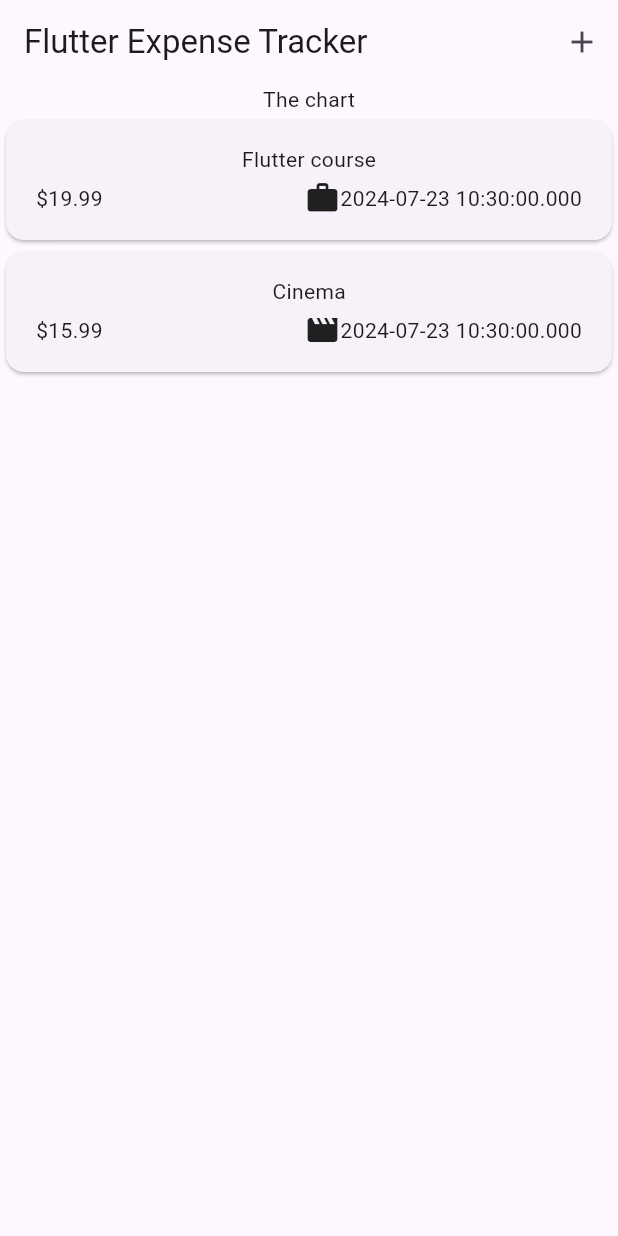
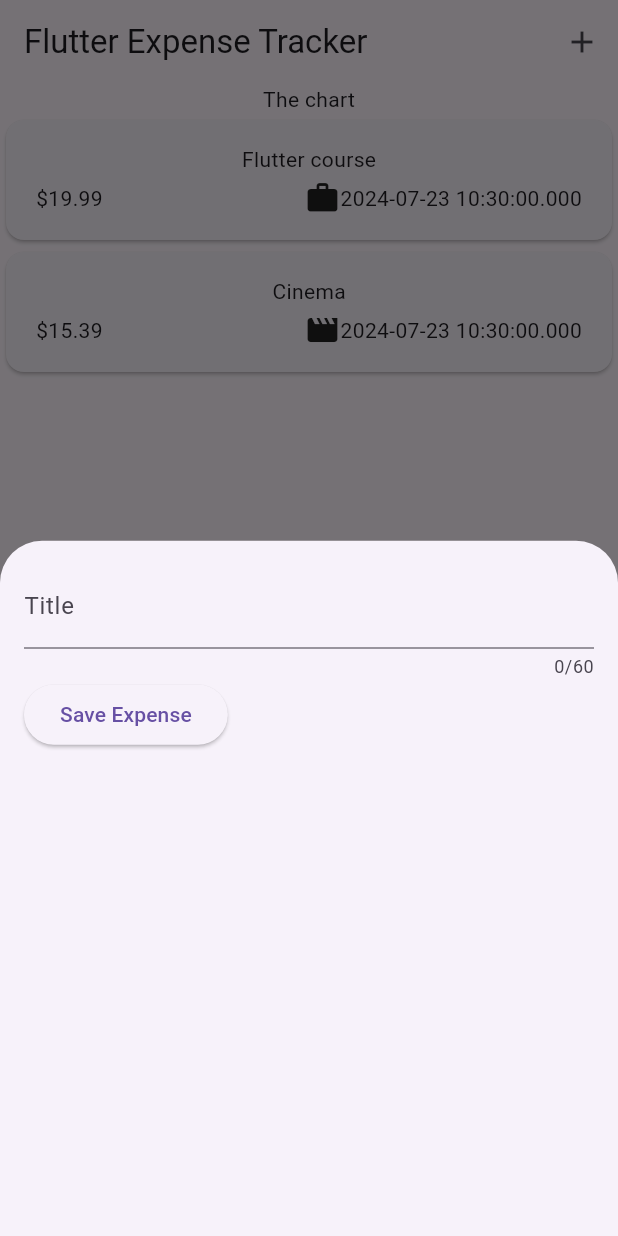
Before and after one commit to Shahmahdi/expense_tracker_flutter, a Flutter app: the screen it shows after launch, after a tap on the "add" icon, on a phone screen of 412 x 824 dp. Run offline on Flutter 3.47's test engine with Material 3 defaults, Android fonts, the phone set to English and light mode, and no system bars.

Commit message:
expense form added

```diff
--- a/lib/main.dart
+++ b/lib/main.dart
@@ -1,4 +1,4 @@
-import 'package:expense_tracker/widgets/expenses.dart';
+import 'package:expense_tracker/widgets/expenses/expenses.dart';
 import 'package:flutter/material.dart';
 
 void main() {
--- a/lib/widgets/expenses.dart
+++ b/lib/widgets/expenses/expenses.dart
@@ -1,5 +1,6 @@
-import 'package:expense_tracker/widgets/expenses_list/expenses_list.dart';
+import 'package:expense_tracker/widgets/expenses/expenses_list.dart';
 import 'package:expense_tracker/model/expense.dart';
+import 'package:expense_tracker/widgets/expenses/new_expense_form.dart';
 import 'package:flutter/material.dart';
 
 class Expenses extends StatefulWidget {
@@ -21,11 +22,20 @@ class _ExpensesState extends State<Expenses> {
     ),
     Expense(
       title: "Cinema",
-      amount: 15.99,
+      amount: 15.39,
       date: DateTime.now(),
       category: Category.leisure,
     ),
   ];
+
+  void _openAddExpenseOverlay() {
+    showModalBottomSheet(
+      context: context,
+      builder: (ctx) {
+        return const NewExpenseForm();
+      },
+    );
+  }
 
   @override
   Widget build(BuildContext context) {
@@ -34,7 +44,7 @@ class _ExpensesState extends State<Expenses> {
         title: const Text("Flutter Expense Tracker"),
         actions: [
           IconButton(
-            onPressed: () {},
+            onPressed: _openAddExpenseOverlay,
             icon: const Icon(Icons.add),
           ),
         ],
--- a/lib/widgets/expenses_list/expenses_list.dart
+++ b/lib/widgets/expenses/expenses_list.dart
@@ -1,5 +1,5 @@
 import 'package:expense_tracker/model/expense.dart';
-import 'package:expense_tracker/widgets/expenses_list/expense_item.dart';
+import 'package:expense_tracker/widgets/expenses/expense_item.dart';
 import 'package:flutter/material.dart';
 
 class ExpensesList extends StatelessWidget {
--- /dev/null
+++ b/lib/widgets/expenses/new_expense_form.dart
@@ -0,0 +1,46 @@
+import 'package:flutter/material.dart';
+
+class NewExpenseForm extends StatefulWidget {
+  const NewExpenseForm({super.key});
+
+  @override
+  State<NewExpenseForm> createState() {
+    return _NewExpenseFormState();
+  }
+}
+
+class _NewExpenseFormState extends State<NewExpenseForm> {
+  var title = '';
+
+  void _saveTitleInput(String value) {
+    title = value;
+  }
+
+  @override
+  Widget build(BuildContext context) {
+    return Padding(
+      padding: const EdgeInsets.all(16),
+      child: Column(
+        children: [
+          TextField(
+            onChanged: _saveTitleInput,
+            maxLength: 60,
+            decoration: const InputDecoration(
+              label: Text("Title"),
+            ),
+          ),
+          Row(
+            children: [
+              ElevatedButton(
+                onPressed: () {
+                  print(title);
+                },
+                child: const Text('Save Expense'),
+              )
+            ],
+          )
+        ],
+      ),
+    );
+  }
+}
```
Also changed, not shown: lib/widgets/expenses/expense_item.dart (renamed from lib/widgets/expenses_list/expense_item.dart).
